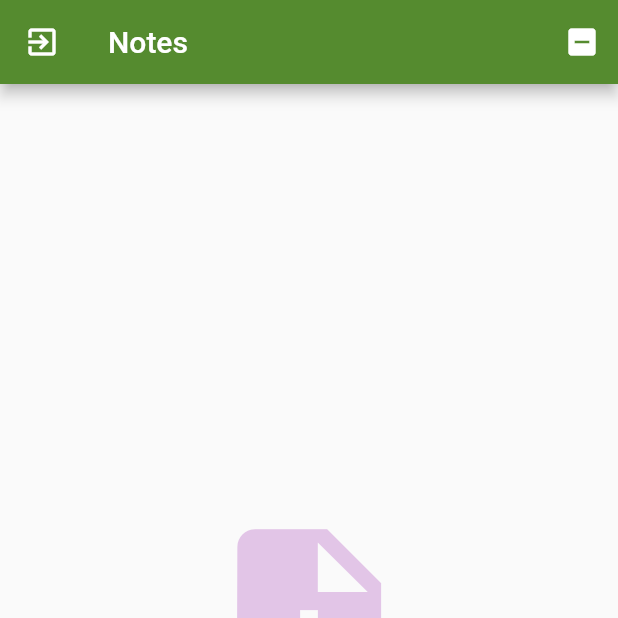
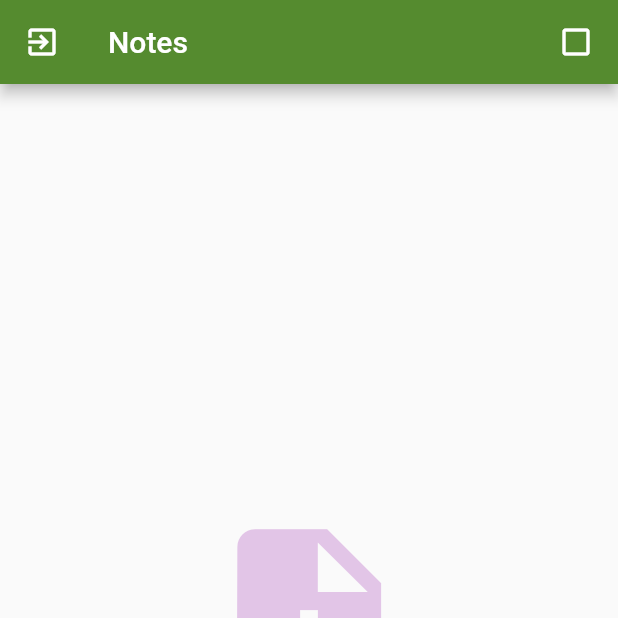
Before and after one commit to svlitvinenko/notes-flutter, a Flutter app: the NotesOverviewPage screen opened by its route, after a tap on the "indeterminate check box" icon, on a phone screen of 412 x 824 dp, the top half of it. Run offline on Flutter 3.47's test engine with Material 2 defaults, Android fonts, the phone set to English and light mode, and no system bars; our stand-ins replace auto_route, bloc, cloud_firestore, dartz, firebase_auth, firebase_remote_config and 10 more; accounts and stored records are empty; generated files the repository leaves out were written again.

Commit message:
#51 Uncompleted Switch
Resolves #51.

```diff
--- a/lib/presentation/notes/notes_overview/notes_overview_page.dart
+++ b/lib/presentation/notes/notes_overview/notes_overview_page.dart
@@ -7,6 +7,7 @@ import 'package:notes/app/notes/note_actor/note_actor_bloc.dart';
 import 'package:notes/app/notes/note_watcher/note_watcher_bloc.dart';
 import 'package:notes/injection.dart';
 import 'package:notes/presentation/notes/notes_overview/widgets/notes_overview_body_widget.dart';
+import 'package:notes/presentation/notes/notes_overview/widgets/uncompleted_switch.dart';
 import 'package:notes/presentation/routes/router.gr.dart';
 
 class NotesOverviewPage extends StatelessWidget {
@@ -61,10 +62,7 @@ class NotesOverviewPage extends StatelessWidget {
               },
             ),
             actions: [
-              IconButton(
-                icon: const Icon(Icons.indeterminate_check_box),
-                onPressed: () {},
-              ),
+              const UncompletedSwitch(),
             ],
           ),
           floatingActionButton: FloatingActionButton.extended(
--- /dev/null
+++ b/lib/presentation/notes/notes_overview/widgets/uncompleted_switch.dart
@@ -0,0 +1,41 @@
+import 'package:flutter/material.dart';
+import 'package:flutter_bloc/flutter_bloc.dart';
+import 'package:flutter_hooks/flutter_hooks.dart';
+import 'package:notes/app/notes/note_watcher/note_watcher_bloc.dart';
+
+class UncompletedSwitch extends HookWidget {
+  const UncompletedSwitch({Key key}) : super(key: key);
+
+  @override
+  Widget build(BuildContext context) {
+    final ValueNotifier<bool> toggleState = useState(false);
+
+    return Padding(
+      padding: const EdgeInsets.symmetric(horizontal: 16.0),
+      child: InkResponse(
+        onTap: () {
+          toggleState.value = !toggleState.value;
+          context.bloc<NoteWatcherBloc>().add(
+                toggleState.value ? const NoteWatcherEvent.watchUncompletedStarted() : const NoteWatcherEvent.watchAllStarted(),
+              );
+        },
+        child: AnimatedSwitcher(
+          duration: const Duration(milliseconds: 100),
+          transitionBuilder: (child, animation) => ScaleTransition(
+            scale: animation,
+            child: child,
+          ),
+          child: toggleState.value
+              ? const Icon(
+                  Icons.check_box_outline_blank,
+                  key: Key('outline'),
+                )
+              : const Icon(
+                  Icons.indeterminate_check_box,
+                  key: Key('indeterminate'),
+                ),
+        ),
+      ),
+    );
+  }
+}
--- a/pubspec.yaml
+++ b/pubspec.yaml
@@ -12,7 +12,7 @@ dependencies:
     sdk: flutter
   dartz: ^0.9.1
   freezed_annotation: ^0.11.0
-  flutter_bloc: ^5.0.1
+  flutter_bloc: ^6.0.0
   firebase_core: ^0.4.5
   firebase_auth: ^0.16.1
   google_sign_in: ^4.5.1
@@ -26,6 +26,7 @@ dependencies:
   rxdart: ^0.24.1
   firebase_remote_config: ^0.3.1
   flutter_svg: ^0.18.0
+  flutter_hooks: ^0.12.0
 
   kt_dart: ^0.7.0+1
 
```
Also changed, not shown: pubspec.lock.
